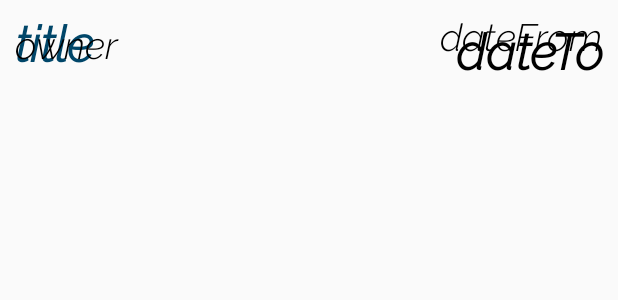
After one commit to KeepThings/KeepThingsApp, an Android app: the layout marketplace_entry.xml on its own in the app's theme, with its tools: preview values and no code run, on a phone screen of 412 x 824 dp. The commit adds this screen. Shown: the top 300 px of the screen. Run offline under Robolectric (Android 15) with nearby library versions, the phone set to English and light mode, and no system bars.

Commit message:
#947, #963, #964, #965 time: 1 state: done!

```diff
--- a/app/src/main/java/de/dhbw/students/keepthings/user_item/UserItemsFragment.java
+++ b/app/src/main/java/de/dhbw/students/keepthings/user_item/UserItemsFragment.java
@@ -32,16 +32,16 @@ public class UserItemsFragment extends Fragment {
 
         rootView = inflater.inflate(R.layout.fragment_user_items, container, false);
 
-        recyclerView = rootView.findViewById(R.id.recycler_view_test);
+        recyclerView = rootView.findViewById(R.id.recycler_view_user_items);
         layoutManager = new LinearLayoutManager(getActivity());
         recyclerView.setLayoutManager(layoutManager);
 
         adapter = new RvAdapterKlasse();
         recyclerView.setAdapter(adapter);
 
-        MainActivity.textView = rootView.findViewById(R.id.item_text_view);
+        MainActivity.textView = rootView.findViewById(R.id.user_items_text_view);
 
-        fab = rootView.findViewById(R.id.fab);
+        fab = rootView.findViewById(R.id.fab_user_items);
         fab.setOnClickListener(view -> startActivity(new Intent(rootView.getContext(), NewUserItemEntryActivity.class)));
 
         return rootView;
--- a/app/src/main/res/layout/fragment_user_items.xml
+++ b/app/src/main/res/layout/fragment_user_items.xml
@@ -11,12 +11,12 @@
 
 
     <android.support.v7.widget.RecyclerView
-        android:id="@+id/recycler_view_test"
+        android:id="@+id/recycler_view_user_items"
         android:layout_width="match_parent"
         android:layout_height="match_parent" />
 
     <TextView
-        android:id="@+id/item_text_view"
+        android:id="@+id/user_items_text_view"
         android:layout_width="match_parent"
         android:layout_height="match_parent" />
 
@@ -26,7 +26,7 @@
         android:layout_height="match_parent">
 
         <android.support.design.widget.FloatingActionButton
-            android:id="@+id/fab"
+            android:id="@+id/fab_user_items"
             android:layout_width="wrap_content"
             android:layout_height="wrap_content"
             android:layout_gravity="bottom|end"
--- /dev/null
+++ b/app/src/main/res/layout/marketplace_entry.xml
@@ -0,0 +1,57 @@
+<?xml version="1.0" encoding="utf-8"?>
+<RelativeLayout xmlns:android="http://schemas.android.com/apk/res/android"
+    android:layout_width="match_parent"
+    android:layout_height="wrap_content"
+    android:orientation="vertical"
+    android:padding="10dp">
+
+    <TextView
+        android:id="@+id/marketplace_title"
+        android:layout_width="wrap_content"
+        android:layout_height="wrap_content"
+        android:layout_alignParentTop="true"
+        android:fontFamily="@font/raleway_light_italic"
+        android:text="title"
+        android:textColor="@color/colorMainText"
+        android:textSize="50px"
+        android:textStyle="bold" />
+
+
+    <TextView
+        android:id="@+id/marketplace_owner"
+        android:layout_width="wrap_content"
+        android:layout_height="wrap_content"
+        android:layout_below="@+id/item_title"
+        android:layout_marginTop="5dp"
+        android:fontFamily="@font/raleway_light_italic"
+        android:text="owner"
+        android:textColor="@color/colorDescriptionText"
+        android:textSize="38px" />
+
+    <TextView
+        android:id="@+id/marketplace_dateto"
+        android:layout_width="wrap_content"
+        android:layout_height="wrap_content"
+        android:layout_alignTop="@+id/item_title"
+        android:layout_alignParentEnd="true"
+        android:layout_gravity="right"
+        android:layout_marginTop="5dp"
+        android:fontFamily="@font/raleway_light_italic"
+        android:text="dateTo"
+        android:textColor="@color/colorDescriptionText"
+        android:textSize="50px"
+        android:textStyle="bold" />
+
+
+    <TextView
+        android:id="@+id/marketplace_datefrom"
+        android:layout_width="wrap_content"
+        android:layout_height="wrap_content"
+        android:layout_below="@+id/item_dateto"
+        android:layout_alignParentEnd="true"
+        android:fontFamily="@font/raleway_light_italic"
+        android:text="dateFrom"
+        android:textColor="@color/colorDescriptionText"
+        android:textSize="38px" />
+
+</RelativeLayout>
```
Also changed, not shown: app/src/main/java/de/dhbw/students/keepthings/marketplace/MarketplaceEntry.java (added, +34 -0 lines), app/src/main/java/de/dhbw/students/keepthings/marketplace/MarketplaceEntryListAdapter.java (added, +68 -0 lines), app/src/main/java/de/dhbw/students/keepthings/marketplace/MarketplaceFragment.java (+23 -25 lines), app/src/main/java/de/dhbw/students/keepthings/marketplace/MarketplaceListAdapter.java (added, +14 -0 lines), app/src/main/java/de/dhbw/students/keepthings/user_item/UserItemListAdapter.java (added, +13 -0 lines), app/src/main/res/layout/fragment_marketplace.xml (+10 -2 lines).
